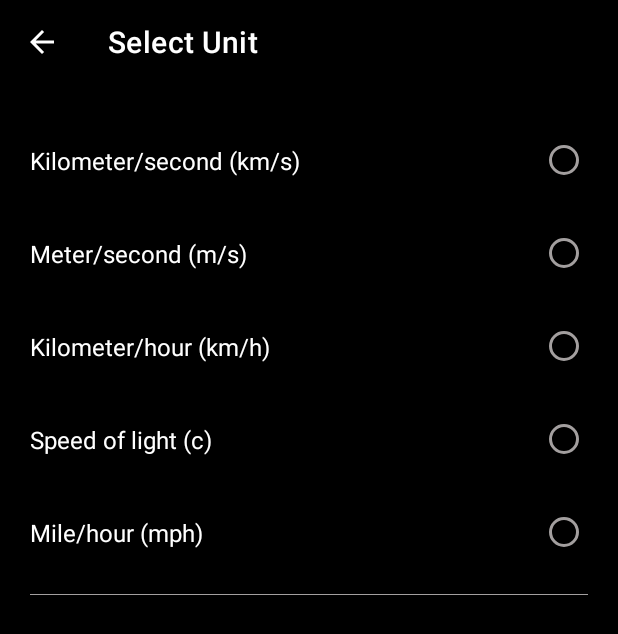
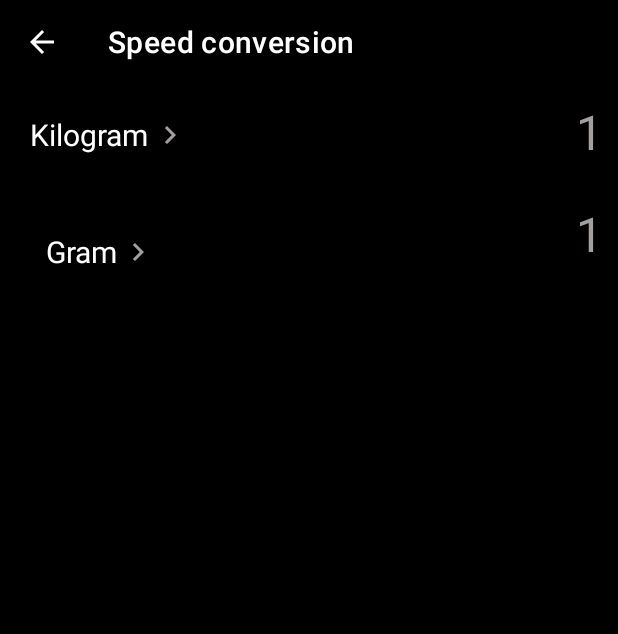
Before and after one commit to vickyrules/OIBSIP, an Android app: the screen it shows after launch (SelectUnitActivity before the commit, converterActivity after it), after a tap on "Speed", on a phone screen of 412 x 824 dp. Shown: the top 634 px of the screen. Run offline under Robolectric (Android 15) with nearby library versions, the phone set to English and light mode, and no system bars.

Commit message:
converterActitiy updated

```diff
--- a/UnitConverter/app/src/main/java/com/example/unitconverter/MainActivity.java
+++ b/UnitConverter/app/src/main/java/com/example/unitconverter/MainActivity.java
@@ -225,10 +225,12 @@ public class MainActivity extends AppCompatActivity {
     }
 
     public void  startConversion(String title){
-        Intent intent = new Intent(getApplicationContext(),SelectUnitActivity.class);
+
+        Intent intent = new Intent(getApplicationContext(),converterActivity.class);
         intent.putExtra("title",title);
         intent.putExtra("metricUnits",unitsListMetric);
         intent.putExtra("imperialUnits",unitsListImperial);
+
         startActivity(intent);
 
     }
--- a/UnitConverter/app/src/main/java/com/example/unitconverter/converterActivity.java
+++ b/UnitConverter/app/src/main/java/com/example/unitconverter/converterActivity.java
@@ -2,10 +2,15 @@ package com.example.unitconverter;
 
 import androidx.appcompat.app.AppCompatActivity;
 
+import android.content.Intent;
 import android.os.Bundle;
 import android.view.MenuItem;
+import android.view.View;
+import android.widget.LinearLayout;
 
 public class converterActivity extends AppCompatActivity {
+
+    LinearLayout upperLayout,bottomLayout;
 
     @Override
     protected void onCreate(Bundle savedInstanceState) {
@@ -18,7 +23,33 @@ public class converterActivity extends AppCompatActivity {
         getSupportActionBar().setDisplayHomeAsUpEnabled(true);
         getSupportActionBar().setDisplayShowHomeEnabled(true);
 
+        upperLayout = (LinearLayout) findViewById(R.id.layoutTextUpper);
+        bottomLayout = (LinearLayout) findViewById(R.id.layoutTextLower);
 
+        upperLayout.setOnClickListener(new View.OnClickListener() {
+            @Override
+            public void onClick(View view) {
+                startUnitSelect();
+            }
+        });
+
+        bottomLayout.setOnClickListener(new View.OnClickListener() {
+            @Override
+            public void onClick(View view) {
+                startUnitSelect();
+            }
+        });
+
+
+
+
+    }
+
+    private void startUnitSelect() {
+        Intent intentUnitSelect = new Intent(getApplicationContext(),SelectUnitActivity.class);;
+        intentUnitSelect.putExtra("metricUnits",getIntent().getSerializableExtra("metricUnits"));
+        intentUnitSelect.putExtra("imperialUnits",getIntent().getSerializableExtra("imperialUnits"));
+        startActivity(intentUnitSelect);
     }
 
 
--- /dev/null
+++ b/UnitConverter/app/src/main/res/drawable/ic_baseline_keyboard_arrow_right_24.xml
@@ -0,0 +1,5 @@
+<vector android:autoMirrored="true" android:height="24dp"
+    android:tint="#000000" android:viewportHeight="24"
+    android:viewportWidth="24" android:width="24dp" xmlns:android="http://schemas.android.com/apk/res/android">
+    <path android:fillColor="@android:color/white" android:pathData="M8.59,16.59L13.17,12 8.59,7.41 10,6l6,6 -6,6 -1.41,-1.41z"/>
+</vector>
--- a/UnitConverter/app/src/main/res/layout/activity_converter.xml
+++ b/UnitConverter/app/src/main/res/layout/activity_converter.xml
@@ -7,4 +7,122 @@
     android:background="@color/black"
     tools:context=".converterActivity">
 
+    <LinearLayout
+        android:layout_width="match_parent"
+        android:layout_height="wrap_content"
+        android:orientation="vertical"
+        app:layout_constraintEnd_toEndOf="parent"
+        app:layout_constraintStart_toStartOf="parent"
+        app:layout_constraintTop_toTopOf="parent">
+
+        <LinearLayout
+            android:layout_width="match_parent"
+            android:layout_height="wrap_content"
+            android:orientation="horizontal"
+            android:padding="10dp">
+
+            <LinearLayout
+                android:id="@+id/layoutTextUpper"
+                android:layout_width="wrap_content"
+                android:layout_height="match_parent"
+                android:layout_marginLeft="10dp"
+                android:layout_marginTop="10dp"
+                android:layout_marginBottom="10dp"
+                android:orientation="horizontal"
+                >
+            <TextView
+                android:id="@+id/unitTextViewUpper"
+                android:layout_width="wrap_content"
+                android:layout_height="match_parent"
+                android:gravity="center"
+                android:text="Kilogram"
+                android:textColor="@color/white"
+                android:textSize="20sp"/>
+
+            <ImageView
+                android:layout_width="wrap_content"
+                android:layout_height="match_parent"
+                android:layout_gravity="center"
+                android:layout_margin="2dp"
+                android:src="@drawable/ic_baseline_keyboard_arrow_right_24"
+                app:tint="@color/grey" />
+
+            </LinearLayout>
+
+
+
+            <EditText
+                android:layout_width="match_parent"
+                android:layout_height="match_parent"
+                android:autoSizeTextType="uniform"
+                android:editable="true"
+                android:hint="1"
+                android:textColorHint="@color/grey"
+                android:background="@color/black"
+                android:gravity="end"
+                android:inputType="numberDecimal"
+                android:maxLength="15"
+                android:textSize="32sp"
+                android:textColor="@color/white"
+                app:autoSizeMaxTextSize="32sp"
+                app:autoSizeMinTextSize="12sp"
+                app:autoSizeStepGranularity="2sp" />
+
+
+        </LinearLayout>
+
+        <LinearLayout
+            android:layout_width="match_parent"
+            android:layout_height="wrap_content"
+            android:orientation="horizontal"
+            android:padding="10dp">
+
+            <LinearLayout
+                android:id="@+id/layoutTextLower"
+                android:layout_width="wrap_content"
+                android:layout_height="match_parent"
+                android:layout_marginTop="10dp"
+                android:layout_marginLeft="10dp"
+                android:layout_marginBottom="10dp"
+                android:orientation="horizontal"
+                android:padding="10dp">
+            <TextView
+                android:id="@+id/unitTextViewLower"
+                android:layout_width="wrap_content"
+                android:layout_height="match_parent"
+                android:gravity="center"
+                android:text="Gram"
+                android:textColor="@color/white"
+                android:textSize="20sp" />
+
+
+            <ImageView
+                android:layout_width="wrap_content"
+                android:layout_height="match_parent"
+                android:layout_gravity="center"
+                android:layout_margin="2dp"
+                android:src="@drawable/ic_baseline_keyboard_arrow_right_24"
+                app:tint="@color/grey" />
+
+            </LinearLayout>
+
+            <com.google.android.material.textfield.TextInputEditText
+                android:layout_width="match_parent"
+                android:layout_height="match_parent"
+                android:autoSizeTextType="uniform"
+                android:gravity="end"
+                android:background="@color/black"
+                android:hint="1"
+                android:textColorHint="@color/grey"
+                android:inputType="numberDecimal"
+                android:maxLength="15"
+                android:textColor="@color/white"
+                android:textSize="32sp" />
+
+
+        </LinearLayout>
+
+    </LinearLayout>
+
+
 </androidx.constraintlayout.widget.ConstraintLayout>
--- a/UnitConverter/app/src/main/res/values/iconsStyle.xml
+++ b/UnitConverter/app/src/main/res/values/iconsStyle.xml
@@ -8,8 +8,7 @@
         <item name="android:padding">15dp</item>
         <item name="elevation">44dp</item>
         <item name="android:gravity">center</item>
-        <item name="android:layout_gravity">center</item>
-        <item name="shapeAppearance">@style/Circular</item>
+        <item name="android:layout_gravity">center</item>>
 
     </style>
 
```
